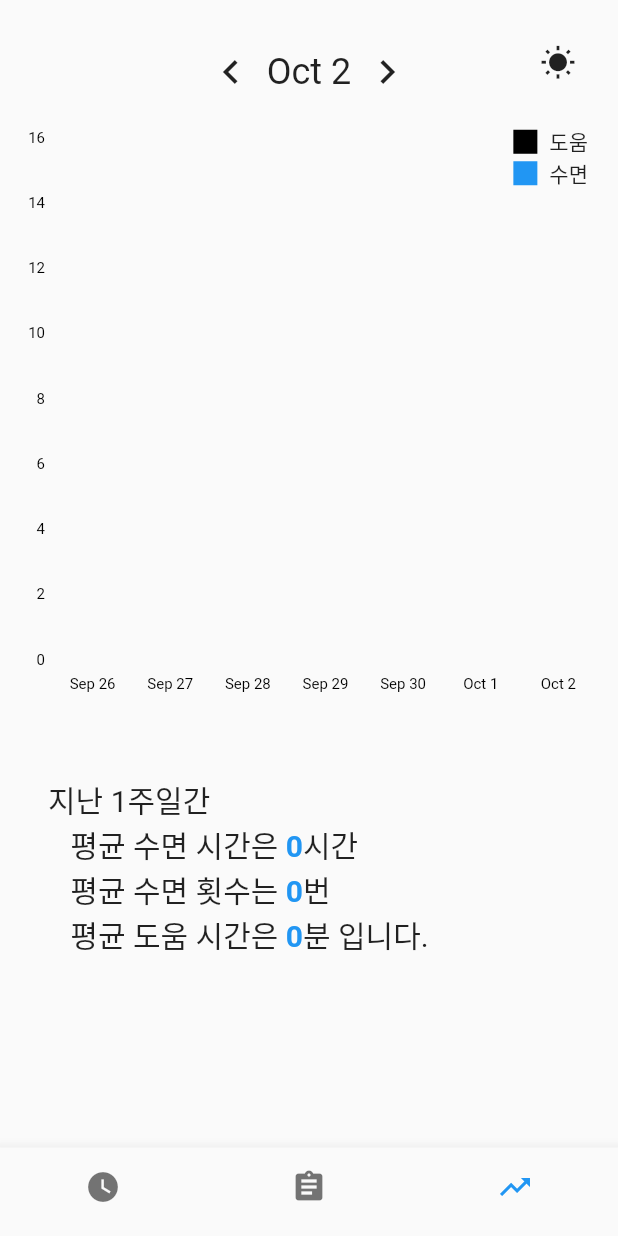
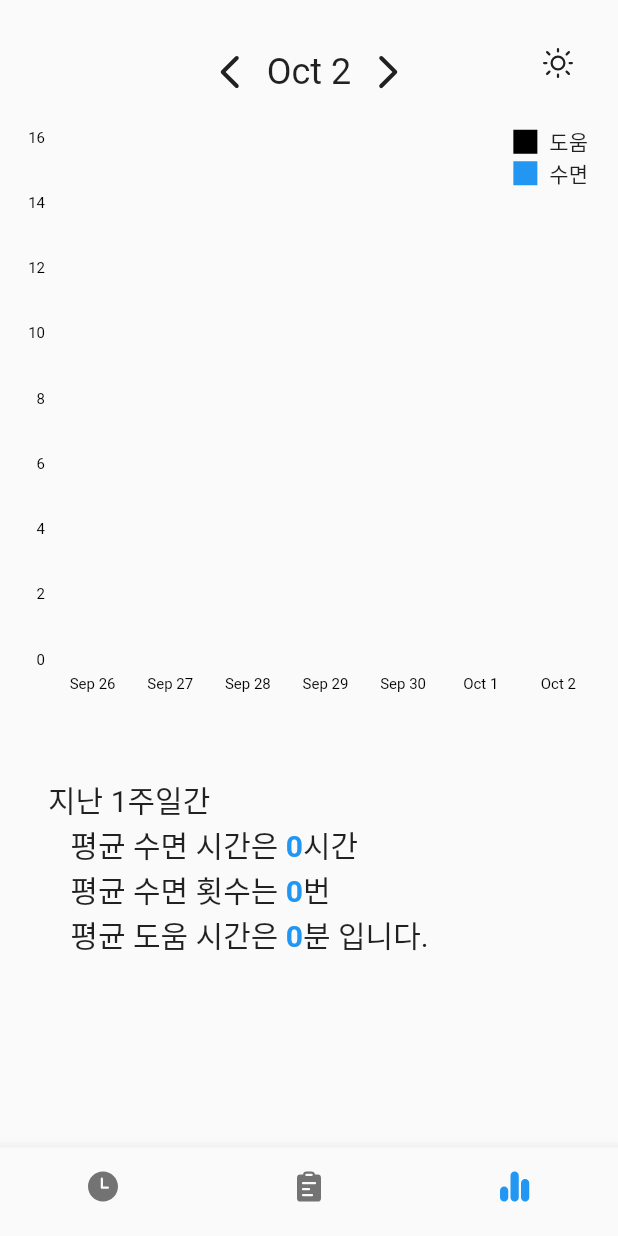
Before and after one commit to gaerongsalon/baby-sleep-time, a Flutter app: the screen it shows after launch, item 3 of the bottom bar chosen, on a phone screen of 412 x 824 dp. Run offline on Flutter 3.47's test engine with Material 2 defaults, Android fonts, the phone set to English and light mode, and no system bars; drawn by our look-alikes of fl_chart; our stand-ins replace floor, fluentui_icons, flutter_datetime_picker, shared_preferences, sqflite; accounts and stored records are empty; generated files the repository leaves out were written again; statements that could not run were skipped.

Commit message:
Use fluentui-icons

```diff
--- a/lib/components/date_header.dart
+++ b/lib/components/date_header.dart
@@ -1,3 +1,4 @@
+import 'package:fluentui_icons/fluentui_icons.dart';
 import 'package:flutter/material.dart';
 import 'package:flutter_datetime_picker/flutter_datetime_picker.dart';
 import 'package:intl/intl.dart';
@@ -21,7 +22,7 @@ class DateHeader extends StatelessWidget {
         mainAxisSize: MainAxisSize.min,
         children: [
           IconButton(
-            icon: Icon(Icons.chevron_left),
+            icon: Icon(FluentSystemIcons.ic_fluent_chevron_left_filled),
             iconSize: 32.0,
             onPressed: () {
               this.onDateChanged(addDaysToyyyyMMdd(this.yyyyMMdd, -1));
@@ -45,7 +46,7 @@ class DateHeader extends StatelessWidget {
             },
           ),
           IconButton(
-            icon: Icon(Icons.chevron_right),
+            icon: Icon(FluentSystemIcons.ic_fluent_chevron_right_filled),
             iconSize: 32.0,
             onPressed: () {
               this.onDateChanged(addDaysToyyyyMMdd(this.yyyyMMdd, 1));
--- a/lib/components/sleep_time_log.dart
+++ b/lib/components/sleep_time_log.dart
@@ -1,3 +1,4 @@
+import 'package:fluentui_icons/fluentui_icons.dart';
 import 'package:flutter/material.dart';
 import 'package:intl/intl.dart';
 
@@ -34,13 +35,13 @@ class SleepTimeLog extends StatelessWidget {
         ),
         SleepTimeLogItem(
             seconds: helpSeconds,
-            icon: Icons.child_care,
+            icon: FluentSystemIcons.ic_fluent_people_regular,
             time: showTime && helpSeconds > 0
                 ? startTime.add(Duration(seconds: helpSeconds))
                 : null),
         SleepTimeLogItem(
             seconds: sleepSeconds,
-            icon: Icons.airline_seat_individual_suite,
+            icon: FluentSystemIcons.ic_fluent_sleep_regular,
             time: showTime && helpSeconds > 0
                 ? startTime.add(Duration(seconds: helpSeconds + sleepSeconds))
                 : null)
--- a/lib/screens/home/home_screen.dart
+++ b/lib/screens/home/home_screen.dart
@@ -1,4 +1,5 @@
 import 'package:flutter/material.dart';
+import 'package:fluentui_icons/fluentui_icons.dart';
 
 import '../../constants.dart';
 import '../../tabs/chart/chart_tab_page.dart';
@@ -41,15 +42,15 @@ class _HomeScreenState extends State<HomeScreen> {
         items: [
           const BottomNavigationBarItem(
             title: Text("기록"),
-            icon: const Icon(Icons.watch_later),
+            icon: const Icon(FluentSystemIcons.ic_fluent_clock_filled),
           ),
           const BottomNavigationBarItem(
             title: Text("일지"),
-            icon: const Icon(Icons.assignment),
+            icon: const Icon(FluentSystemIcons.ic_fluent_clipboard_text_filled),
           ),
           const BottomNavigationBarItem(
             title: Text("통계"),
-            icon: const Icon(Icons.trending_up),
+            icon: const Icon(FluentSystemIcons.ic_fluent_poll_filled),
           ),
           // const BottomNavigationBarItem(
           //   title: Text("설정"),
@@ -62,7 +63,9 @@ class _HomeScreenState extends State<HomeScreen> {
           SizedBox(height: 18),
           FloatingActionButton(
             mini: true,
-            child: Icon(currentTheme.isDark ? Icons.timelapse : Icons.wb_sunny),
+            child: Icon(currentTheme.isDark
+                ? FluentSystemIcons.ic_fluent_weather_moon_regular
+                : FluentSystemIcons.ic_fluent_weather_sunny_regular),
             elevation: 0,
             backgroundColor: Colors.transparent,
             foregroundColor: Theme.of(context).textTheme.bodyText1.color,
--- a/pubspec.yaml
+++ b/pubspec.yaml
@@ -16,6 +16,8 @@ dependencies:
   floor: ^0.14.0
   sqflite: ^1.3.1
   flutter_datetime_picker: ^1.4.0
+  timeline_tile: ^1.0.0
+  fluentui_icons: ^0.2.0
 
 dev_dependencies:
   floor_generator: ^0.14.0
```
Also changed, not shown: lib/tabs/watch/watch_tab_page.dart (+5 -4 lines), pubspec.lock.
